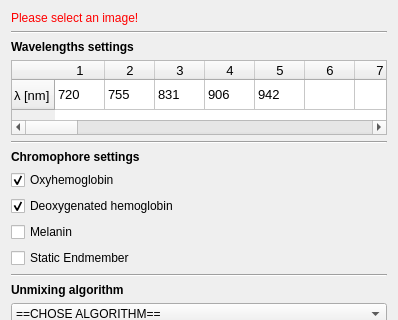
First picture: the form in Plugins/org.mitk.gui.qt.photoacoustics.spectralunmixing/src/internal/SpectralUnmixingControls.ui, repository MITK/MITK, before the edit; both pictures show x 0 to 398 and y 0 to 320 of the 398 by 640 pixel window.
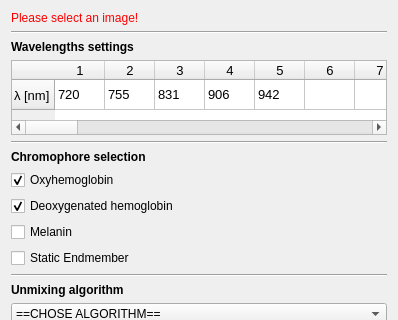
Second picture: the form after the edit. Icons and pictures are not drawn.

The edit to the form file:
```diff
--- a/Plugins/org.mitk.gui.qt.photoacoustics.spectralunmixing/src/internal/SpectralUnmixingControls.ui
+++ b/Plugins/org.mitk.gui.qt.photoacoustics.spectralunmixing/src/internal/SpectralUnmixingControls.ui
@@ -7,7 +7,7 @@
     <x>0</x>
     <y>0</y>
     <width>398</width>
-    <height>607</height>
+    <height>620</height>
    </rect>
   </property>
   <property name="minimumSize">
@@ -510,7 +510,7 @@
       </font>
      </property>
      <property name="text">
-      <string>Chromophore settings</string>
+      <string>Chromophore selection</string>
      </property>
     </widget>
    </item>
```
